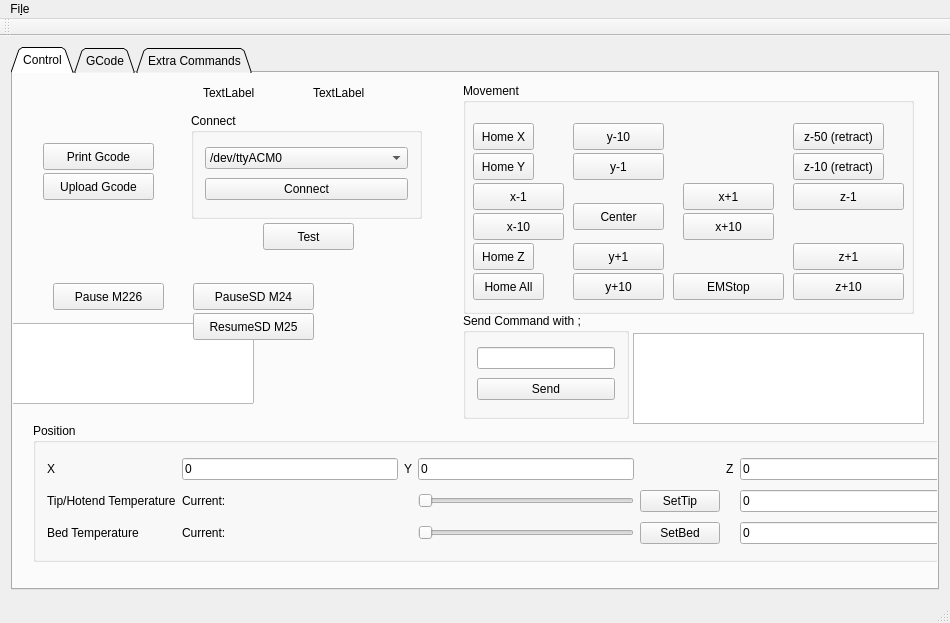
netpipe/QPrint3D, file mainwindow.ui: the form before one commit.
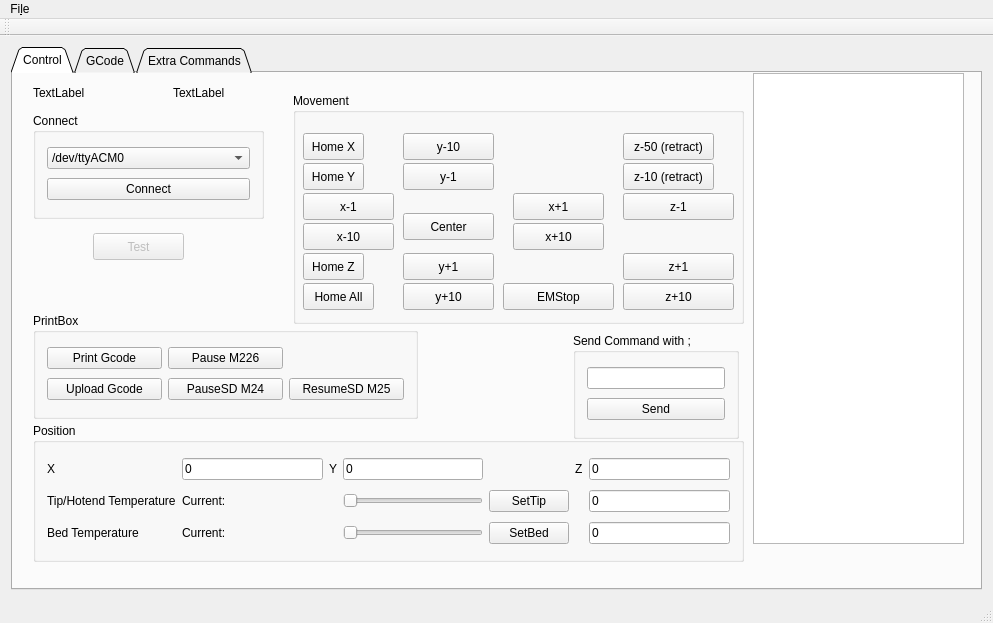
The form after the commit.

```diff
--- a/mainwindow.ui
+++ b/mainwindow.ui
@@ -6,7 +6,7 @@
    <rect>
     <x>0</x>
     <y>0</y>
-    <width>950</width>
+    <width>993</width>
     <height>623</height>
    </rect>
   </property>
@@ -30,8 +30,8 @@
        <widget class="QGroupBox" name="groupBox_3">
         <property name="geometry">
          <rect>
-          <x>450</x>
-          <y>10</y>
+          <x>280</x>
+          <y>20</y>
           <width>451</width>
           <height>231</height>
          </rect>
@@ -290,7 +290,7 @@
        <widget class="QGroupBox" name="groupBox_2">
         <property name="geometry">
          <rect>
-          <x>178</x>
+          <x>20</x>
           <y>40</y>
           <width>231</width>
           <height>106</height>
@@ -321,8 +321,8 @@
        <widget class="QGroupBox" name="groupBox">
         <property name="geometry">
          <rect>
-          <x>450</x>
-          <y>240</y>
+          <x>560</x>
+          <y>260</y>
           <width>166</width>
           <height>106</height>
          </rect>
@@ -343,20 +343,10 @@
          </item>
         </layout>
        </widget>
-       <widget class="QListView" name="consolelist">
-        <property name="geometry">
-         <rect>
-          <x>-30</x>
-          <y>250</y>
-          <width>271</width>
-          <height>81</height>
-         </rect>
-        </property>
-       </widget>
        <widget class="QLabel" name="label_2">
         <property name="geometry">
          <rect>
-          <x>190</x>
+          <x>20</x>
           <y>10</y>
           <width>69</width>
           <height>19</height>
@@ -369,7 +359,7 @@
        <widget class="QLabel" name="label">
         <property name="geometry">
          <rect>
-          <x>300</x>
+          <x>160</x>
           <y>10</y>
           <width>69</width>
           <height>19</height>
@@ -379,51 +369,12 @@
          <string>TextLabel</string>
         </property>
        </widget>
-       <widget class="QPushButton" name="pushButton_20">
-        <property name="geometry">
-         <rect>
-          <x>30</x>
-          <y>70</y>
-          <width>111</width>
-          <height>27</height>
-         </rect>
-        </property>
-        <property name="text">
-         <string>Print Gcode</string>
-        </property>
-       </widget>
-       <widget class="QPushButton" name="pushButton_21">
-        <property name="geometry">
-         <rect>
-          <x>30</x>
-          <y>100</y>
-          <width>111</width>
-          <height>27</height>
-         </rect>
-        </property>
-        <property name="text">
-         <string>Upload Gcode</string>
-        </property>
-       </widget>
-       <widget class="QPushButton" name="pushButton_22">
-        <property name="geometry">
-         <rect>
-          <x>250</x>
-          <y>150</y>
-          <width>91</width>
-          <height>27</height>
-         </rect>
-        </property>
-        <property name="text">
-         <string>Test</string>
-        </property>
-       </widget>
        <widget class="QGroupBox" name="groupBox_5">
         <property name="geometry">
          <rect>
           <x>20</x>
           <y>350</y>
-          <width>937</width>
+          <width>711</width>
           <height>139</height>
          </rect>
         </property>
@@ -545,55 +496,82 @@
          </item>
         </layout>
        </widget>
-       <widget class="QPushButton" name="pausebtn">
-        <property name="geometry">
-         <rect>
-          <x>40</x>
-          <y>210</y>
-          <width>111</width>
-          <height>27</height>
-         </rect>
-        </property>
-        <property name="text">
-         <string>Pause M226</string>
-        </property>
-       </widget>
-       <widget class="QPushButton" name="pauseSDbtn">
-        <property name="geometry">
-         <rect>
-          <x>180</x>
-          <y>210</y>
-          <width>121</width>
-          <height>27</height>
-         </rect>
-        </property>
-        <property name="text">
-         <string>PauseSD M24</string>
-        </property>
-       </widget>
-       <widget class="QPushButton" name="pauseSDbtn_2">
-        <property name="geometry">
-         <rect>
-          <x>180</x>
-          <y>240</y>
-          <width>121</width>
-          <height>27</height>
-         </rect>
-        </property>
-        <property name="text">
-         <string>ResumeSD M25</string>
-        </property>
-       </widget>
        <widget class="QTextEdit" name="console">
         <property name="geometry">
          <rect>
-          <x>620</x>
-          <y>260</y>
-          <width>291</width>
-          <height>91</height>
+          <x>740</x>
+          <y>0</y>
+          <width>211</width>
+          <height>471</height>
          </rect>
         </property>
        </widget>
+       <widget class="QGroupBox" name="groupBox_6">
+        <property name="geometry">
+         <rect>
+          <x>20</x>
+          <y>240</y>
+          <width>385</width>
+          <height>106</height>
+         </rect>
+        </property>
+        <property name="title">
+         <string>PrintBox</string>
+        </property>
+        <layout class="QGridLayout" name="gridLayout_6">
+         <item row="0" column="0">
+          <widget class="QPushButton" name="printbtn_2">
+           <property name="text">
+            <string>Print Gcode</string>
+           </property>
+          </widget>
+         </item>
+         <item row="0" column="1">
+          <widget class="QPushButton" name="pausebtn">
+           <property name="text">
+            <string>Pause M226</string>
+           </property>
+          </widget>
+         </item>
+         <item row="1" column="0">
+          <widget class="QPushButton" name="pushButton_21">
+           <property name="text">
+            <string>Upload Gcode</string>
+           </property>
+          </widget>
+         </item>
+         <item row="1" column="1">
+          <widget class="QPushButton" name="pauseSDbtn">
+           <property name="text">
+            <string>PauseSD M24</string>
+           </property>
+          </widget>
+         </item>
+         <item row="1" column="2">
+          <widget class="QPushButton" name="pauseSDbtn_2">
+           <property name="text">
+            <string>ResumeSD M25</string>
+           </property>
+          </widget>
+         </item>
+        </layout>
+       </widget>
+       <widget class="QPushButton" name="pushButton_22">
+        <property name="enabled">
+         <bool>false</bool>
+        </property>
+        <property name="geometry">
+         <rect>
+          <x>80</x>
+          <y>160</y>
+          <width>91</width>
+          <height>27</height>
+         </rect>
+        </property>
+        <property name="text">
+         <string>Test</string>
+        </property>
+       </widget>
       </widget>
       <widget class="QWidget" name="tab_3">
        <attribute name="title">
@@ -762,7 +740,7 @@
     <rect>
      <x>0</x>
      <y>0</y>
-     <width>950</width>
+     <width>993</width>
      <height>24</height>
     </rect>
    </property>
```
Left out of the diff: 2 changed lines with no effect on the pictures.
